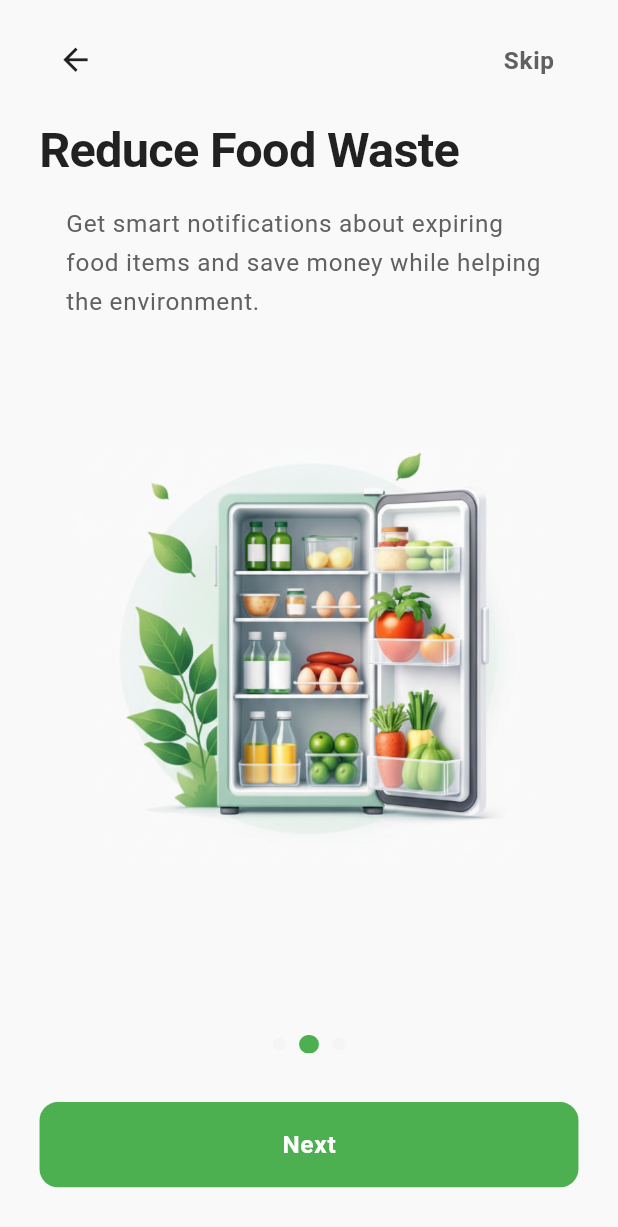
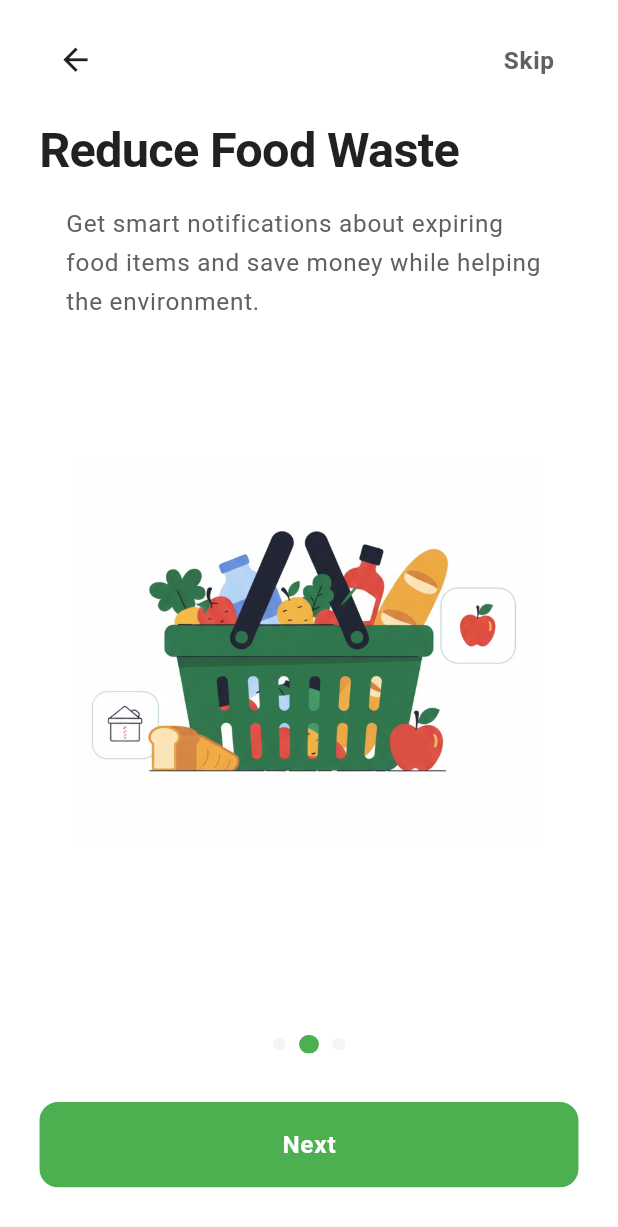
Before and after one commit to azizur-rahaman/Team_Nexora, a Flutter app: the screen it shows after launch, swiped to page 2, on a phone screen of 412 x 824 dp. Shown: the top 1227 px of the screen. Run offline on Flutter 3.47's test engine with Material 3 defaults, Android fonts, the phone set to English and light mode, and no system bars; our stand-ins replace dartz, equatable, flutter_bloc, flutter_screenutil, get_it, internet_connection_checker and 1 more.

Commit message:
refactor: update onboarding content and images

```diff
--- a/front-end/app-front-end/lib/core/constants/app_constants.dart
+++ b/front-end/app-front-end/lib/core/constants/app_constants.dart
@@ -5,7 +5,7 @@ class AppConstants {
   static const String appLogoImageWhite = 'assets/brand-logo.png';
 
   // Onboarding Images
-  static const String onboarding1Image = 'assets/images/onboarding/fridge_animation.gif';
+  static const String onboarding1Image = 'assets/images/onboarding/onboarding_1.png';
   static const String onboarding2Image = 'assets/images/onboarding/onboarding_2.png';
   static const String onboarding3Image = 'assets/images/onboarding/onboarding_3.png';
 
--- a/front-end/app-front-end/lib/features/onboarding/presentation/pages/onboarding_page.dart
+++ b/front-end/app-front-end/lib/features/onboarding/presentation/pages/onboarding_page.dart
@@ -73,7 +73,7 @@ class _OnboardingPageState extends State<OnboardingPage> {
     return BlocProvider(
       create: (context) => OnboardingBloc(),
       child: Scaffold(
-        backgroundColor: Color(0xFFF9F9F9),
+        backgroundColor: AppColors.neutralWhite,
         body: SafeArea(
           child: BlocConsumer<OnboardingBloc, OnboardingState>(
             listener: (context, state) {
```
Also changed, not shown: front-end/app-front-end/assets/images/onboarding/onboarding_2.png, front-end/app-front-end/assets/images/onboarding/onboarding_22.png (added).
